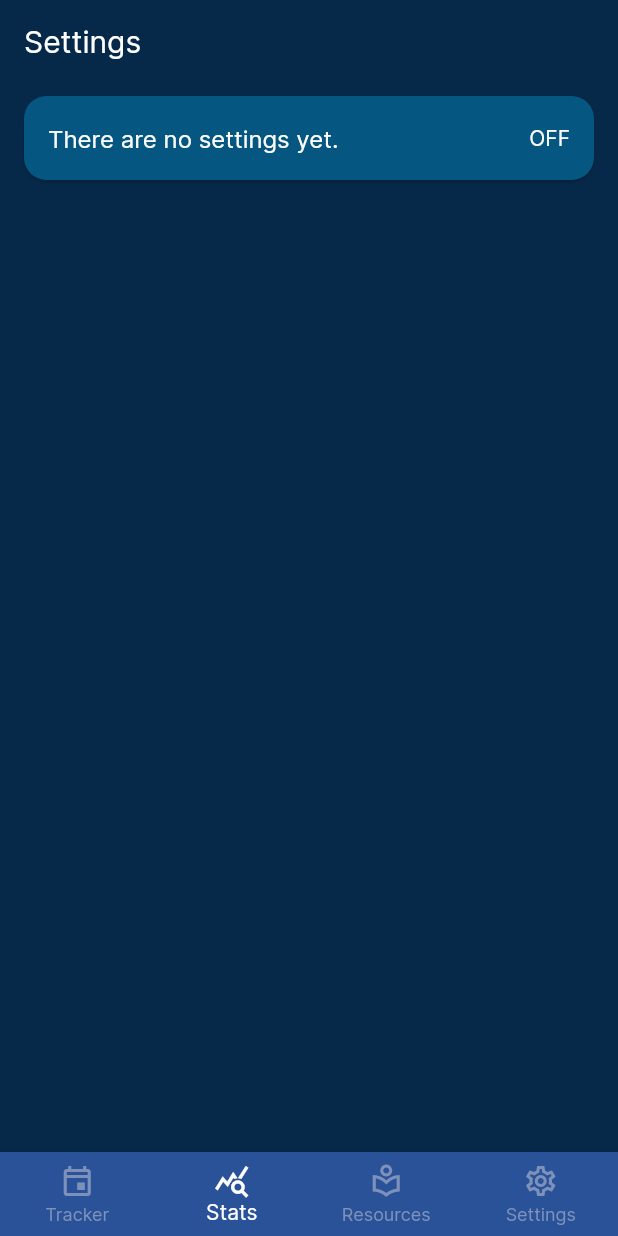
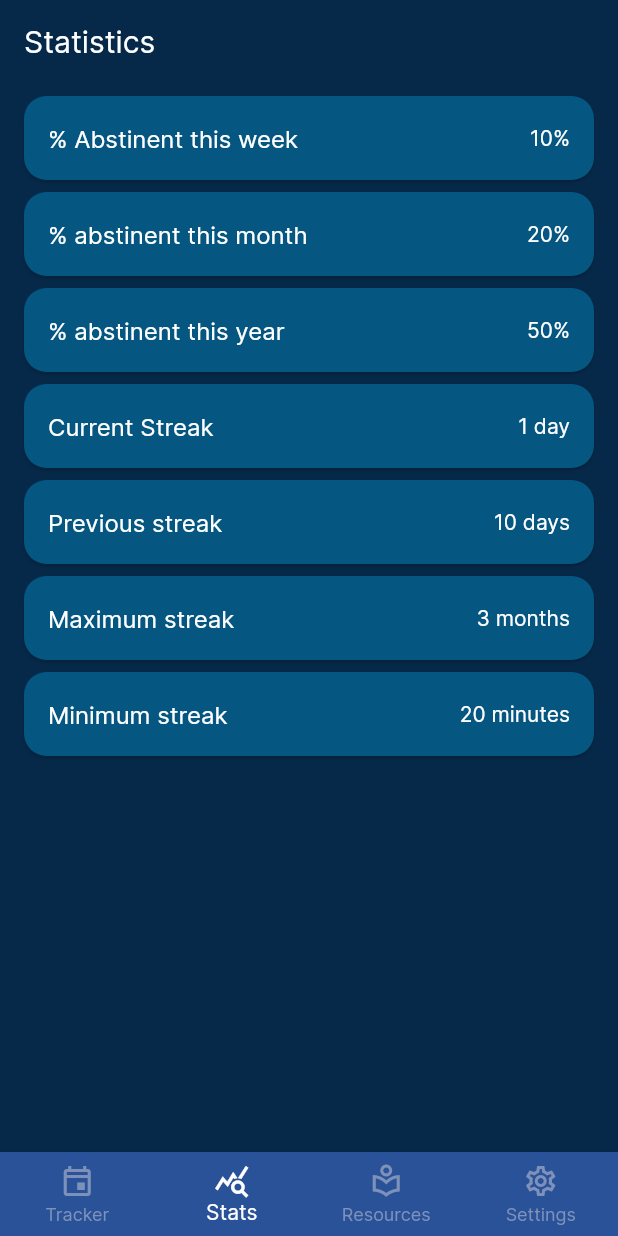
Before and after one commit to matt0681/Addiction-Recovery-App, a Flutter app: the screen it shows after launch, item 2 of the bottom bar chosen, on a phone screen of 412 x 824 dp. Run offline on Flutter 3.47's test engine with Material 2 defaults, Android fonts, the phone set to English and light mode, and no system bars; our stand-ins replace flutter_native_splash, table_calendar.

Commit message:
Added some simple cards to the statistics page.

```diff
--- a/lib/screens/stats_page.dart
+++ b/lib/screens/stats_page.dart
@@ -10,7 +10,7 @@ class StatsPage extends StatelessWidget {
     return Scaffold(
       appBar: AppBar(
         title: const Text(
-            'Settings',
+            'Statistics',
             style: TextStyle(color: Colors.white),
         ),
 
@@ -30,12 +30,120 @@ class StatsPage extends StatelessWidget {
 
             child: ListTile(
               title: Text(
-                'There are no settings yet.',
+                '% Abstinent this week',
                 style: TextStyle(color: Colors.white)
               ),
               dense: false,
               trailing: Text(
-                'OFF',
+                '10%',
+                style: TextStyle(color: Colors.white, fontSize: 14.0),
+              ),
+            ),
+          ),
+
+          Card(
+            color: Color(0xFF055680),
+            shape: RoundedRectangleBorder(borderRadius: BorderRadius.all(Radius.circular(15.0))),
+            margin: EdgeInsets.fromLTRB(16.0, 8.0, 16.0, 0.0),
+
+            child: ListTile(
+              title: Text(
+                  '% abstinent this month',
+                  style: TextStyle(color: Colors.white)
+              ),
+              dense: false,
+              trailing: Text(
+                '20%',
+                style: TextStyle(color: Colors.white, fontSize: 14.0),
+              ),
+            ),
+          ),
+
+          Card(
+            color: Color(0xFF055680),
+            shape: RoundedRectangleBorder(borderRadius: BorderRadius.all(Radius.circular(15.0))),
+            margin: EdgeInsets.fromLTRB(16.0, 8.0, 16.0, 0.0),
+
+            child: ListTile(
+              title: Text(
+                  '% abstinent this year',
+                  style: TextStyle(color: Colors.white)
+              ),
+              dense: false,
+              trailing: Text(
+                '50%',
+                style: TextStyle(color: Colors.white, fontSize: 14.0),
+              ),
+            ),
+          ),
+
+          Card(
+            color: Color(0xFF055680),
+            shape: RoundedRectangleBorder(borderRadius: BorderRadius.all(Radius.circular(15.0))),
+            margin: EdgeInsets.fromLTRB(16.0, 8.0, 16.0, 0.0),
+
+            child: ListTile(
+              title: Text(
+                  'Current Streak',
+                  style: TextStyle(color: Colors.white)
+              ),
+              dense: false,
+              trailing: Text(
+                '1 day',
+                style: TextStyle(color: Colors.white, fontSize: 14.0),
+              ),
+            ),
+          ),
+
+          Card(
+            color: Color(0xFF055680),
+            shape: RoundedRectangleBorder(borderRadius: BorderRadius.all(Radius.circular(15.0))),
+            margin: EdgeInsets.fromLTRB(16.0, 8.0, 16.0, 0.0),
+
+            child: ListTile(
+              title: Text(
+                  'Previous streak',
+                  style: TextStyle(color: Colors.white)
+              ),
+              dense: false,
+              trailing: Text(
+                '10 days',
+                style: TextStyle(color: Colors.white, fontSize: 14.0),
+              ),
+            ),
+          ),
+
+          Card(
+            color: Color(0xFF055680),
+            shape: RoundedRectangleBorder(borderRadius: BorderRadius.all(Radius.circular(15.0))),
+            margin: EdgeInsets.fromLTRB(16.0, 8.0, 16.0, 0.0),
+
+            child: ListTile(
+              title: Text(
+                  'Maximum streak',
+                  style: TextStyle(color: Colors.white)
+              ),
+              dense: false,
+              trailing: Text(
+                '3 months',
+                style: TextStyle(color: Colors.white, fontSize: 14.0),
+              ),
+            ),
+          ),
+
+          Card(
+            color: Color(0xFF055680),
+            shape: RoundedRectangleBorder(borderRadius: BorderRadius.all(Radius.circular(15.0))),
+            margin: EdgeInsets.fromLTRB(16.0, 8.0, 16.0, 0.0),
+
+            child: ListTile(
+              title: Text(
+                  'Minimum streak',
+                  style: TextStyle(color: Colors.white)
+              ),
+              dense: false,
+              trailing: Text(
+                '20 minutes',
                 style: TextStyle(color: Colors.white, fontSize: 14.0),
               ),
             ),
```
